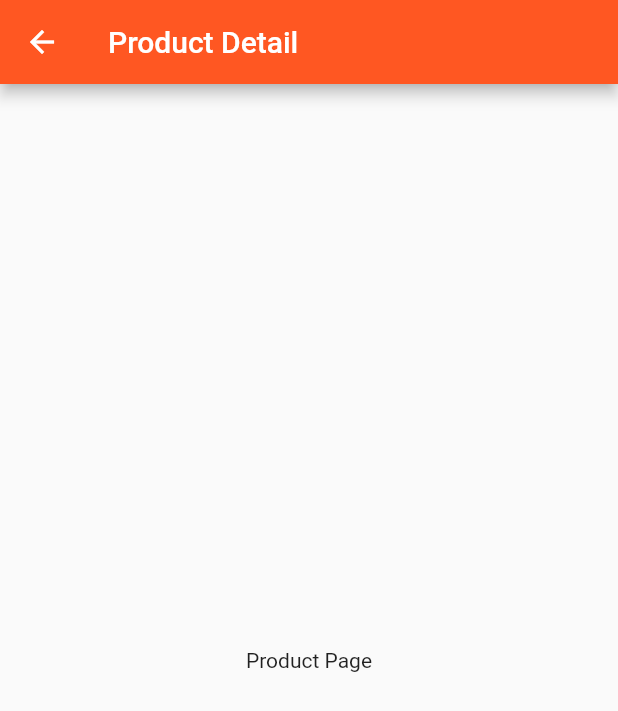
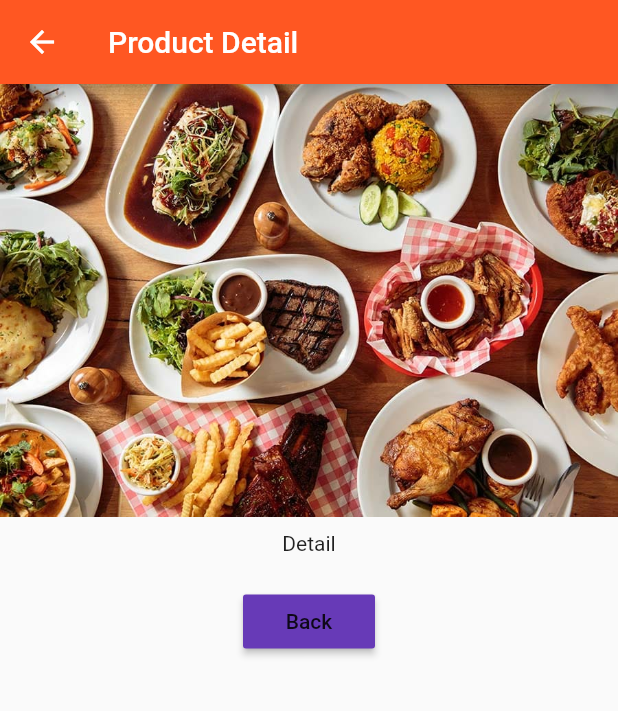
Before and after one commit to putheng/flutter-shop, a Flutter app: the ProductPage screen opened directly, on a phone screen of 412 x 824 dp. Shown: the top 711 px of the screen. Run offline on Flutter 3.47's test engine with Material 2 defaults, Android fonts, the phone set to English and light mode, and no system bars.

Commit message:
lession 6.5

```diff
--- a/lib/pages/product.dart
+++ b/lib/pages/product.dart
@@ -8,7 +8,24 @@ class ProductPage extends StatelessWidget {
         title: Text('Product Detail'),
       ),
       body: Center(
-        child: Text('Product Page'),
+        child: Column(
+          crossAxisAlignment: CrossAxisAlignment.center,
+          children: <Widget>[
+            Image.asset('assets/food.jpg'),
+            Container(
+              padding: EdgeInsets.all(10.0),
+              child: Text('Detail')
+            ),
+            Container(
+              padding: EdgeInsets.all(10.0),
+              child: RaisedButton(
+                color: Theme.of(context).accentColor,
+                child: Text('Back'),
+                onPressed: () => Navigator.pop(context),
+              ),
+            )
+          ],
+        ),
       ),
     );
   }
--- a/lib/products.dart
+++ b/lib/products.dart
@@ -1,4 +1,5 @@
 import 'package:flutter/material.dart';
+import 'package:shop/pages/product.dart';
 
 class Products extends StatelessWidget{
   final List<String> products;
@@ -15,7 +16,7 @@ class Products extends StatelessWidget{
               alignment: MainAxisAlignment.center,
               children: <Widget>[
                 FlatButton(
-                  onPressed: (){},
+                  onPressed: () => Navigator.push(context, MaterialPageRoute(builder: (BuildContext context) => ProductPage())),
                   child: Text('Detail')
                 )
               ],
```
Also changed, not shown: 1 other file.
